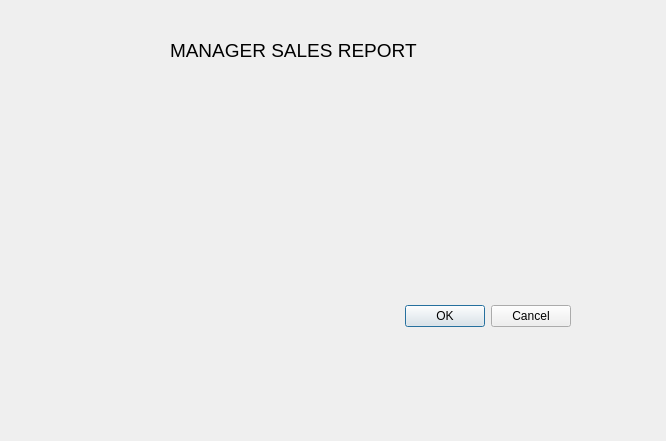
Before: the Qt Designer form Project2/manager_sales_report.ui in tdragon00/CS1C_Project_2, drawn with Qt 5.
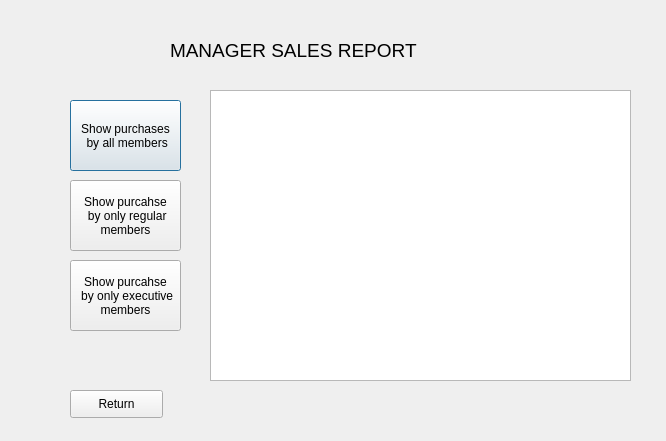
After: the same form once the commit is applied.

```diff
--- a/Project2/manager_sales_report.ui
+++ b/Project2/manager_sales_report.ui
@@ -13,22 +13,6 @@
   <property name="windowTitle">
    <string>Dialog</string>
   </property>
-  <widget class="QDialogButtonBox" name="buttonBox">
-   <property name="geometry">
-    <rect>
-     <x>230</x>
-     <y>300</y>
-     <width>341</width>
-     <height>32</height>
-    </rect>
-   </property>
-   <property name="orientation">
-    <enum>Qt::Horizontal</enum>
-   </property>
-   <property name="standardButtons">
-    <set>QDialogButtonBox::Cancel|QDialogButtonBox::Ok</set>
-   </property>
-  </widget>
   <widget class="QLabel" name="label">
    <property name="geometry">
     <rect>
@@ -42,6 +26,73 @@
     <string>&lt;html&gt;&lt;head/&gt;&lt;body&gt;&lt;p&gt;&lt;span style=&quot; font-size:14pt;&quot;&gt;MANAGER SALES REPORT&lt;/span&gt;&lt;/p&gt;&lt;/body&gt;&lt;/html&gt;</string>
    </property>
   </widget>
+  <widget class="QTableView" name="tableView">
+   <property name="geometry">
+    <rect>
+     <x>210</x>
+     <y>90</y>
+     <width>421</width>
+     <height>291</height>
+    </rect>
+   </property>
+  </widget>
+  <widget class="QPushButton" name="All_purchases">
+   <property name="geometry">
+    <rect>
+     <x>70</x>
+     <y>100</y>
+     <width>111</width>
+     <height>71</height>
+    </rect>
+   </property>
+   <property name="text">
+    <string>Show purchases
+ by all members</string>
+   </property>
+  </widget>
+  <widget class="QPushButton" name="Regular_purchases">
+   <property name="geometry">
+    <rect>
+     <x>70</x>
+     <y>180</y>
+     <width>111</width>
+     <height>71</height>
+    </rect>
+   </property>
+   <property name="text">
+    <string>Show purcahse 
+ by only regular 
+members</string>
+   </property>
+  </widget>
+  <widget class="QPushButton" name="Executive_purchases">
+   <property name="geometry">
+    <rect>
+     <x>70</x>
+     <y>260</y>
+     <width>111</width>
+     <height>71</height>
+    </rect>
+   </property>
+   <property name="text">
+    <string>Show purcahse 
+ by only executive 
+members</string>
+   </property>
+  </widget>
+  <widget class="QPushButton" name="return_2">
+   <property name="geometry">
+    <rect>
+     <x>70</x>
+     <y>390</y>
+     <width>93</width>
+     <height>28</height>
+    </rect>
+   </property>
+   <property name="text">
+    <string>Return</string>
+   </property>
+  </widget>
  </widget>
  <resources/>
  <connections>
```
Left out of the diff: 35 changed lines with no effect on the pictures.
